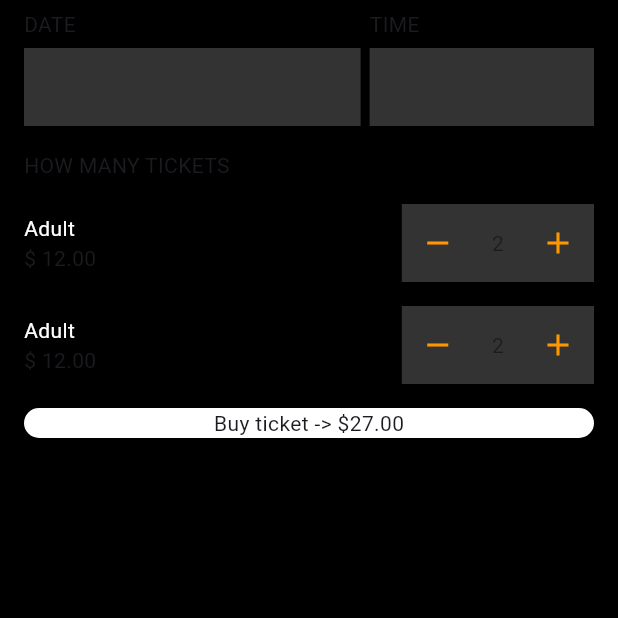
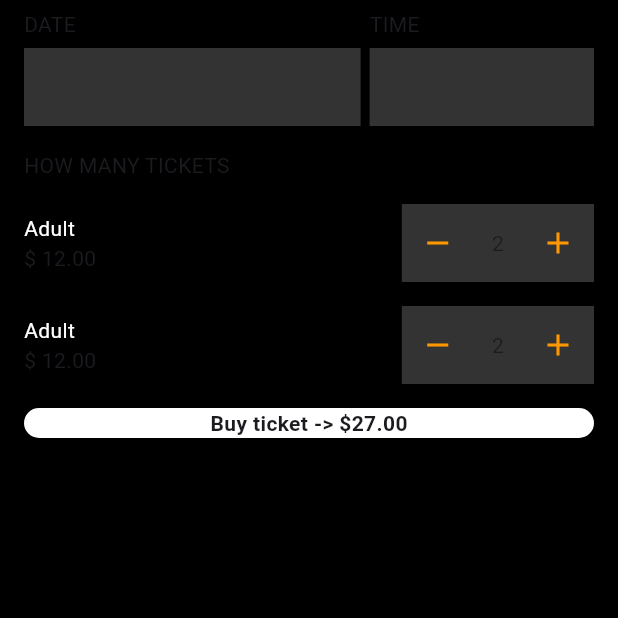
Before and after one commit to JAICHANGPARK/flutter_notebook_chapter_43, a Flutter app: the EventPurchasePage screen opened directly, on a phone screen of 412 x 824 dp, the part 618-1236 px from its top. Run offline on Flutter 3.47's test engine with Material 3 defaults, Android fonts, the phone set to English and light mode, and no system bars; our stand-ins replace gap, hugeicons, percent_indicator.

Commit message:
Update event_purchase_page.dart

```diff
--- a/lib/ep2186_event_app/ui/event_purchase_page.dart
+++ b/lib/ep2186_event_app/ui/event_purchase_page.dart
@@ -178,7 +178,12 @@ class _EventPurchasePageState extends State<EventPurchasePage> {
                       color: Colors.white,
                     ),
                     child: Center(
-                      child: Text("Buy ticket -> \$27.00"),
+                      child: Text(
+                        "Buy ticket -> \$27.00",
+                        style: TextStyle(
+                          fontWeight: FontWeight.bold,
+                        ),
+                      ),
                     ),
                   )
                 ],
```
